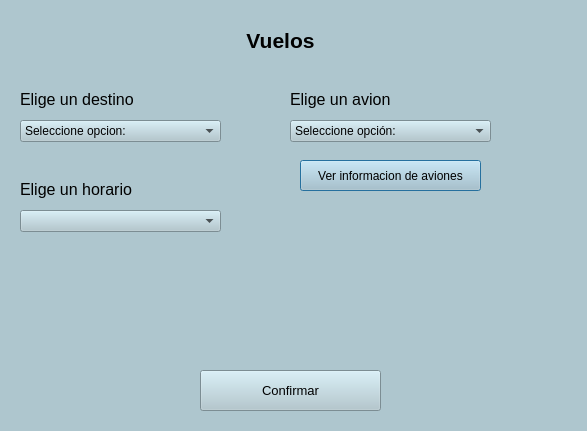
Before: the Qt Designer form interfacesG/vuelos.ui in Mrempanada2/AeroChinquihue2, drawn with Qt 5.
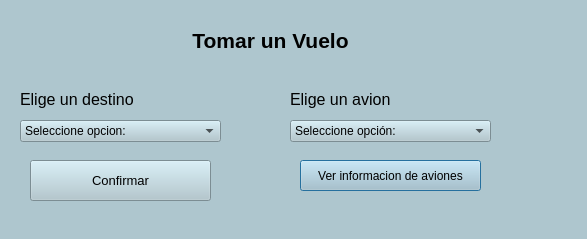
After: the same form once the commit is applied.

What changed in the file:
```diff
--- a/interfacesG/vuelos.ui
+++ b/interfacesG/vuelos.ui
@@ -10,7 +10,7 @@
     <x>0</x>
     <y>0</y>
     <width>587</width>
-    <height>431</height>
+    <height>239</height>
    </rect>
   </property>
   <property name="windowTitle">
@@ -25,9 +25,9 @@
   <widget class="QLabel" name="label">
    <property name="geometry">
     <rect>
-     <x>210</x>
+     <x>160</x>
      <y>20</y>
-     <width>141</width>
+     <width>221</width>
      <height>41</height>
     </rect>
    </property>
@@ -47,7 +47,7 @@
     <enum>QFrame::Plain</enum>
    </property>
    <property name="text">
-    <string>Vuelos</string>
+    <string>Tomar un Vuelo</string>
    </property>
    <property name="textFormat">
     <enum>Qt::AutoText</enum>
@@ -224,8 +224,8 @@
   <widget class="QPushButton" name="btnConfirmarV">
    <property name="geometry">
     <rect>
-     <x>200</x>
-     <y>370</y>
+     <x>30</x>
+     <y>160</y>
      <width>181</width>
      <height>41</height>
     </rect>
@@ -239,58 +239,6 @@
     <string>Confirmar</string>
    </property>
   </widget>
-  <widget class="QLabel" name="lblError">
-   <property name="geometry">
-    <rect>
-     <x>20</x>
-     <y>160</y>
-     <width>231</width>
-     <height>21</height>
-    </rect>
-   </property>
-   <property name="font">
-    <font>
-     <pointsize>9</pointsize>
-    </font>
-   </property>
-   <property name="text">
-    <string/>
-   </property>
-   <property name="alignment">
-    <set>Qt::AlignLeading|Qt::AlignLeft|Qt::AlignTop</set>
-   </property>
-  </widget>
-  <widget class="QLabel" name="label_5">
-   <property name="geometry">
-    <rect>
-     <x>20</x>
-     <y>180</y>
-     <width>211</width>
-     <height>21</height>
-    </rect>
-   </property>
-   <property name="font">
-    <font>
-     <pointsize>12</pointsize>
-    </font>
-   </property>
-   <property name="text">
-    <string>Elige un horario</string>
-   </property>
-   <property name="alignment">
-    <set>Qt::AlignLeading|Qt::AlignLeft|Qt::AlignTop</set>
-   </property>
-  </widget>
-  <widget class="QComboBox" name="seleccionarHora">
-   <property name="geometry">
-    <rect>
-     <x>20</x>
-     <y>210</y>
-     <width>201</width>
-     <height>22</height>
-    </rect>
-   </property>
-  </widget>
  </widget>
  <resources/>
  <connections/>
```
